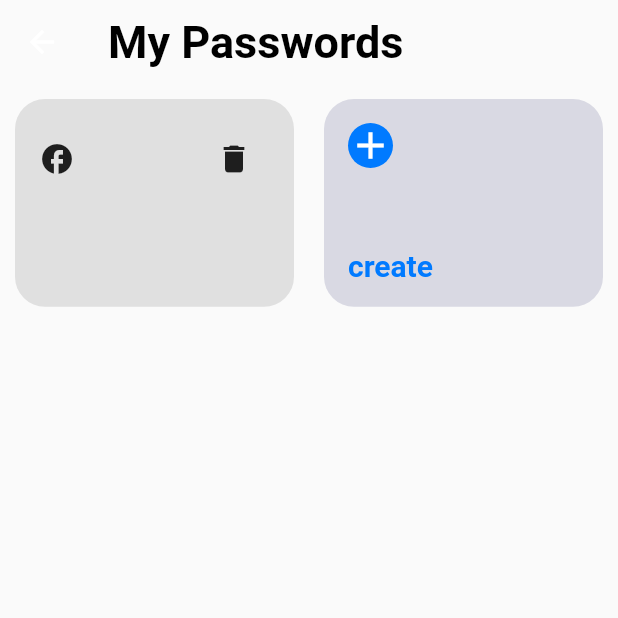
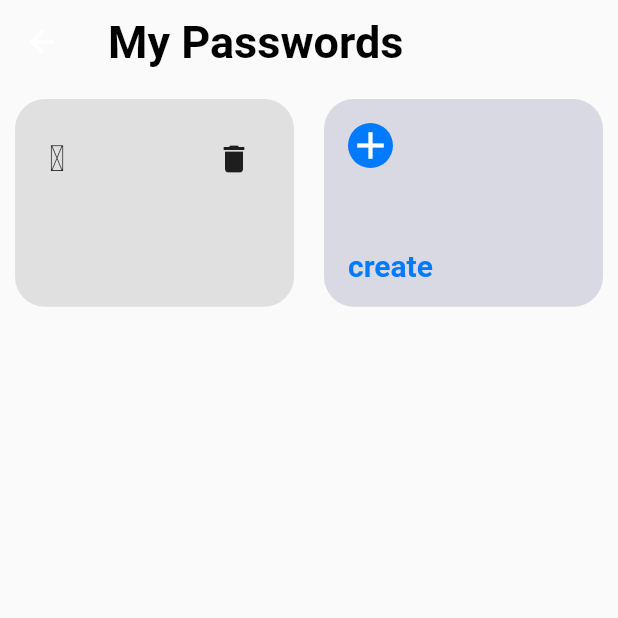
Before and after one commit to Victor78970513/password_manager, a Flutter app: the NewPassword screen opened by its route, after a tap on the "save" icon, on a phone screen of 412 x 824 dp, the top half of it. Run offline on Flutter 3.47's test engine with Material 2 defaults, Android fonts, the light colour scheme and no system bars; our stand-ins replace cloud_firestore, firebase_core, font_awesome_flutter; accounts and stored records are empty.

Commit message:
Add Icon to password card is done

```diff
--- a/lib/model/password.dart
+++ b/lib/model/password.dart
@@ -9,6 +9,7 @@ class Password {
   final int colorGreen;
   final int colorBlue;
   final String date;
+  final String icon;
 
   Password({
     required this.titulo,
@@ -19,6 +20,7 @@ class Password {
     required this.colorGreen,
     required this.colorBlue,
     required this.date,
+    required this.icon,
   });
 
   factory Password.fromDocumentSnapshot(DocumentSnapshot documentSnapshot) {
@@ -32,7 +34,7 @@ class Password {
         colorGreen: json['colorGreen'],
         colorBlue: json['colorBlue'],
         date: json['fecha'],
-    );
+        icon: json['icon']);
   }
 
   Map<String, dynamic> aJson() {
@@ -45,6 +47,7 @@ class Password {
       'colorGreen': colorGreen,
       'colorBlue': colorBlue,
       'fecha': date,
+      'icon': icon,
     };
   }
 }
--- a/lib/providers/input_provider.dart
+++ b/lib/providers/input_provider.dart
@@ -1,11 +1,19 @@
 import 'package:flutter/material.dart';
+import 'package:font_awesome_flutter/font_awesome_flutter.dart';
 
 class InputProvider extends ChangeNotifier {
   TextEditingController _titleController = TextEditingController();
   TextEditingController _emailController = TextEditingController();
   TextEditingController _passwordController = TextEditingController();
   Color? _color = Colors.grey[300];
+  IconData? _icon = FontAwesomeIcons.peopleGroup;
   String _password = '';
+
+  IconData? get icon => _icon;
+  set icon(IconData? newIcon) {
+    _icon = newIcon;
+    notifyListeners();
+  }
 
   TextEditingController get titleController => _titleController;
   set titleController(TextEditingController text) {
--- a/lib/screens/new_password.dart
+++ b/lib/screens/new_password.dart
@@ -25,6 +25,7 @@ class NewPassword extends StatelessWidget {
           final colorGreen = inputProvider.color?.green ?? 0;
           final colorBlue = inputProvider.color?.blue ?? 0;
           final date = now.toString();
+          final icon = inputProvider.icon.toString().substring(12, 16);
           final newPassword = Password(
               titulo: titulo,
               correo: correo,
@@ -34,7 +35,7 @@ class NewPassword extends StatelessWidget {
               colorGreen: colorGreen,
               colorBlue: colorBlue,
               date: date,
-          );
+              icon: icon);
 
           await FirebaseFirestore.instance
               .collection('passwords')
@@ -61,10 +62,14 @@ class NewPassword extends StatelessWidget {
                     crossAxisAlignment: CrossAxisAlignment.start,
                     children: [
                       Row(
-                        children: const [
-                          Icon(Icons.question_mark_outlined, size: 50),
-                          Spacer(),
-                          Icon(Icons.question_mark_outlined, size: 50)
+                        children: [
+                          Icon(
+                            // Icons.question_mark_outlined,
+                            inputProvider.icon,
+                            size: 50,
+                          ),
+                          const Spacer(),
+                          const Icon(Icons.delete, size: 50)
                         ],
                       ),
                       const Spacer(),
@@ -92,7 +97,7 @@ class _PasswordColor extends StatelessWidget {
   @override
   Widget build(BuildContext context) {
     final inputProvider = Provider.of<InputProvider>(context);
-    List<IconData> icons = [
+    List<IconData> fontawesomeIcons = [
       FontAwesomeIcons.facebook,
       FontAwesomeIcons.whatsapp,
       FontAwesomeIcons.twitter,
@@ -107,6 +112,7 @@ class _PasswordColor extends StatelessWidget {
       FontAwesomeIcons.twitch,
     ];
     return Container(
+      margin: const EdgeInsets.symmetric(horizontal: 10),
       child: Column(
         crossAxisAlignment: CrossAxisAlignment.start,
         children: [
@@ -136,17 +142,22 @@ class _PasswordColor extends StatelessWidget {
             scrollDirection: Axis.horizontal,
             child: Row(
               children: List.generate(
-                icons.length,
+                fontawesomeIcons.length,
                 (index) => GestureDetector(
                   child: Container(
                     margin: const EdgeInsets.symmetric(horizontal: 10),
                     child: Icon(
-                      icons[index],
+                      fontawesomeIcons[index],
                       size: 40,
                       color: Colors.grey[400],
                     ),
                   ),
-                  onTap: () {},
+                  onTap: () {
+                    inputProvider.icon = fontawesomeIcons[index];
+                    final long = inputProvider.icon.toString().length;
+                    print(
+                        inputProvider.icon.toString().substring(12, long - 1));
+                  },
                 ),
               ),
             ),
--- a/lib/widgets/card_password.dart
+++ b/lib/widgets/card_password.dart
@@ -1,4 +1,5 @@
 import 'package:flutter/material.dart';
+import 'package:font_awesome_flutter/font_awesome_flutter.dart';
 import 'package:provider/provider.dart';
 import 'package:securepassword/model/password.dart';
 import 'package:securepassword/providers/input_provider.dart';
@@ -13,6 +14,7 @@ class CardPassword extends StatelessWidget {
   @override
   Widget build(BuildContext context) {
     final inputProvider = Provider.of<InputProvider>(context);
+    String unicode = '0x${password.icon}';
     return Container(
         decoration: BoxDecoration(
           borderRadius: BorderRadius.circular(20),
@@ -27,7 +29,9 @@ class CardPassword extends StatelessWidget {
           children: [
             Row(
               children: [
-                const Icon(Icons.facebook),
+                Icon(IconData(int.parse(unicode),
+                    fontFamily: 'FontAwesomeBrands',
+                    fontPackage: 'font_awesome_flutter')),
                 const Spacer(),
                 IconButton(icon: const Icon(Icons.delete), onPressed: onPressed)
               ],
```
Lines whose indentation alone changed are shown as unchanged.
